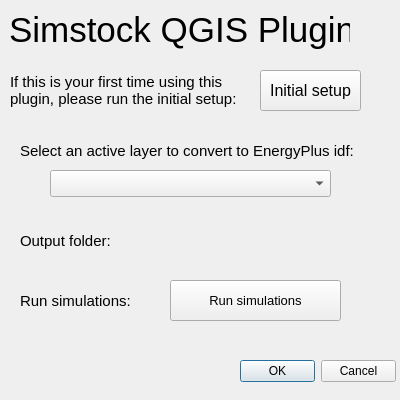
Qt form simstock_qgis/Simstock_QGIS_dialog_base.ui (UCL/simstock_qgis) before a commit.
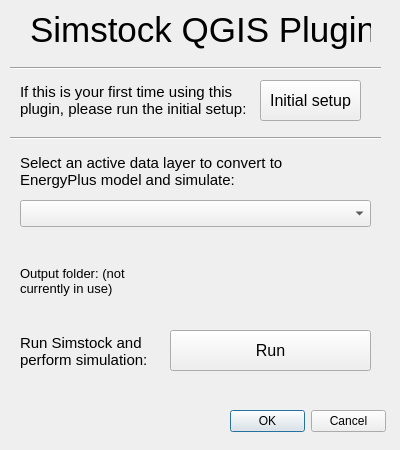
The same form after that commit. Custom widgets are drawn as their Qt base class.

Commit message: Neatened GUI and changed wording

Diff of the .ui file:
```diff
--- a/simstock_qgis/Simstock_QGIS_dialog_base.ui
+++ b/simstock_qgis/Simstock_QGIS_dialog_base.ui
@@ -7,13 +7,13 @@
     <x>0</x>
     <y>0</y>
     <width>400</width>
-    <height>400</height>
+    <height>450</height>
    </rect>
   </property>
   <property name="minimumSize">
    <size>
     <width>400</width>
-    <height>400</height>
+    <height>450</height>
    </size>
   </property>
   <property name="windowTitle">
@@ -22,7 +22,7 @@
   <widget class="QLabel" name="label">
    <property name="geometry">
     <rect>
-     <x>9</x>
+     <x>30</x>
      <y>9</y>
      <width>341</width>
      <height>42</height>
@@ -41,7 +41,7 @@
    <property name="geometry">
     <rect>
      <x>260</x>
-     <y>70</y>
+     <y>80</y>
      <width>101</width>
      <height>41</height>
     </rect>
@@ -58,8 +58,8 @@
   <widget class="QDialogButtonBox" name="button_box">
    <property name="geometry">
     <rect>
-     <x>240</x>
-     <y>360</y>
+     <x>230</x>
+     <y>410</y>
      <width>156</width>
      <height>23</height>
     </rect>
@@ -74,8 +74,8 @@
   <widget class="QLabel" name="label_2">
    <property name="geometry">
     <rect>
-     <x>10</x>
-     <y>60</y>
+     <x>20</x>
+     <y>70</y>
      <width>241</width>
      <height>61</height>
     </rect>
@@ -96,7 +96,7 @@
    <property name="geometry">
     <rect>
      <x>20</x>
-     <y>130</y>
+     <y>150</y>
      <width>341</width>
      <height>42</height>
     </rect>
@@ -107,7 +107,7 @@
     </font>
    </property>
    <property name="text">
-    <string>Select an active layer to convert to EnergyPlus idf:</string>
+    <string>Select an active data layer to convert to EnergyPlus model and simulate:</string>
    </property>
    <property name="wordWrap">
     <bool>true</bool>
@@ -116,9 +116,9 @@
   <widget class="QgsMapLayerComboBox" name="mMapLayerComboBox">
    <property name="geometry">
     <rect>
-     <x>50</x>
-     <y>170</y>
-     <width>281</width>
+     <x>20</x>
+     <y>200</y>
+     <width>351</width>
      <height>27</height>
     </rect>
    </property>
@@ -127,7 +127,7 @@
    <property name="geometry">
     <rect>
      <x>150</x>
-     <y>230</y>
+     <y>270</y>
      <width>221</width>
      <height>27</height>
     </rect>
@@ -140,29 +140,29 @@
    <property name="geometry">
     <rect>
      <x>20</x>
-     <y>220</y>
-     <width>101</width>
-     <height>42</height>
-    </rect>
-   </property>
-   <property name="font">
-    <font>
-     <pointsize>11</pointsize>
-    </font>
-   </property>
-   <property name="text">
-    <string>Output folder:</string>
-   </property>
-   <property name="wordWrap">
-    <bool>true</bool>
-   </property>
-  </widget>
-  <widget class="QLabel" name="label_5">
-   <property name="geometry">
-    <rect>
-     <x>20</x>
-     <y>280</y>
+     <y>250</y>
      <width>121</width>
+     <height>61</height>
+    </rect>
+   </property>
+   <property name="font">
+    <font>
+     <pointsize>10</pointsize>
+    </font>
+   </property>
+   <property name="text">
+    <string>Output folder: (not currently in use)</string>
+   </property>
+   <property name="wordWrap">
+    <bool>true</bool>
+   </property>
+  </widget>
+  <widget class="QLabel" name="label_5">
+   <property name="geometry">
+    <rect>
+     <x>20</x>
+     <y>330</y>
+     <width>131</width>
      <height>42</height>
     </rect>
    </property>
@@ -172,7 +172,7 @@
     </font>
    </property>
    <property name="text">
-    <string>Run simulations:</string>
+    <string>Run Simstock and perform simulation:</string>
    </property>
    <property name="wordWrap">
     <bool>true</bool>
@@ -182,18 +182,44 @@
    <property name="geometry">
     <rect>
      <x>170</x>
-     <y>280</y>
-     <width>171</width>
+     <y>330</y>
+     <width>201</width>
      <height>41</height>
     </rect>
    </property>
    <property name="font">
     <font>
-     <pointsize>10</pointsize>
+     <pointsize>12</pointsize>
     </font>
    </property>
    <property name="text">
-    <string>Run simulations</string>
+    <string>Run</string>
+   </property>
+  </widget>
+  <widget class="Line" name="line">
+   <property name="geometry">
+    <rect>
+     <x>10</x>
+     <y>130</y>
+     <width>371</width>
+     <height>16</height>
+    </rect>
+   </property>
+   <property name="orientation">
+    <enum>Qt::Horizontal</enum>
+   </property>
+  </widget>
+  <widget class="Line" name="line_2">
+   <property name="geometry">
+    <rect>
+     <x>10</x>
+     <y>60</y>
+     <width>371</width>
+     <height>16</height>
+    </rect>
+   </property>
+   <property name="orientation">
+    <enum>Qt::Horizontal</enum>
    </property>
   </widget>
  </widget>
```
